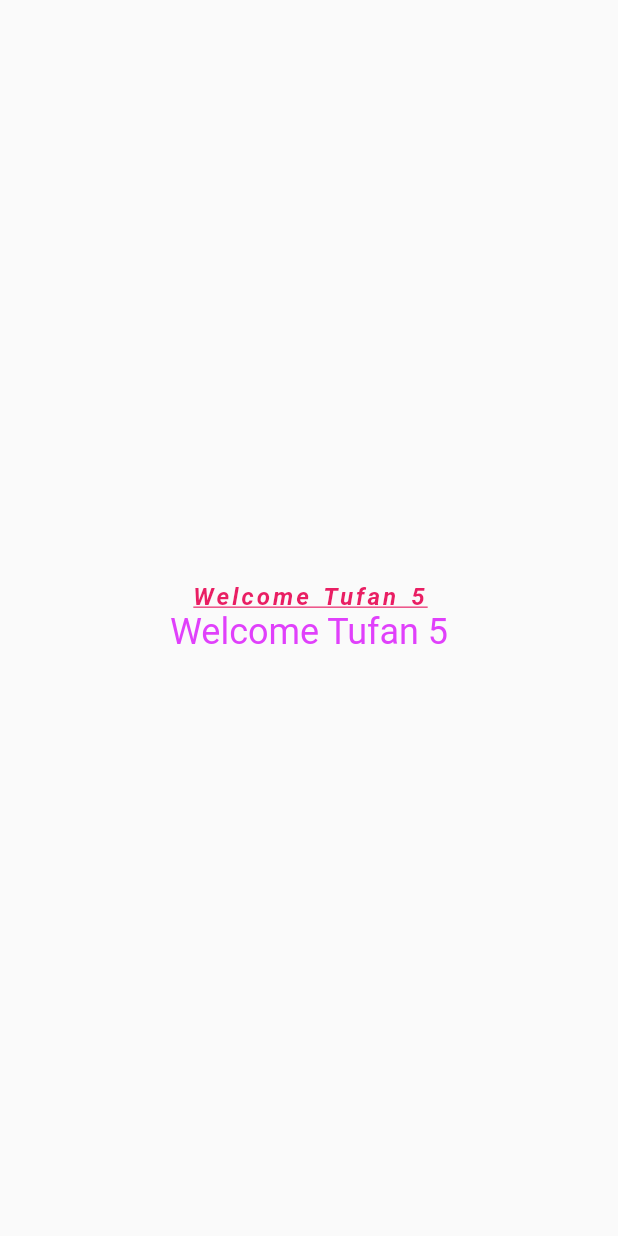
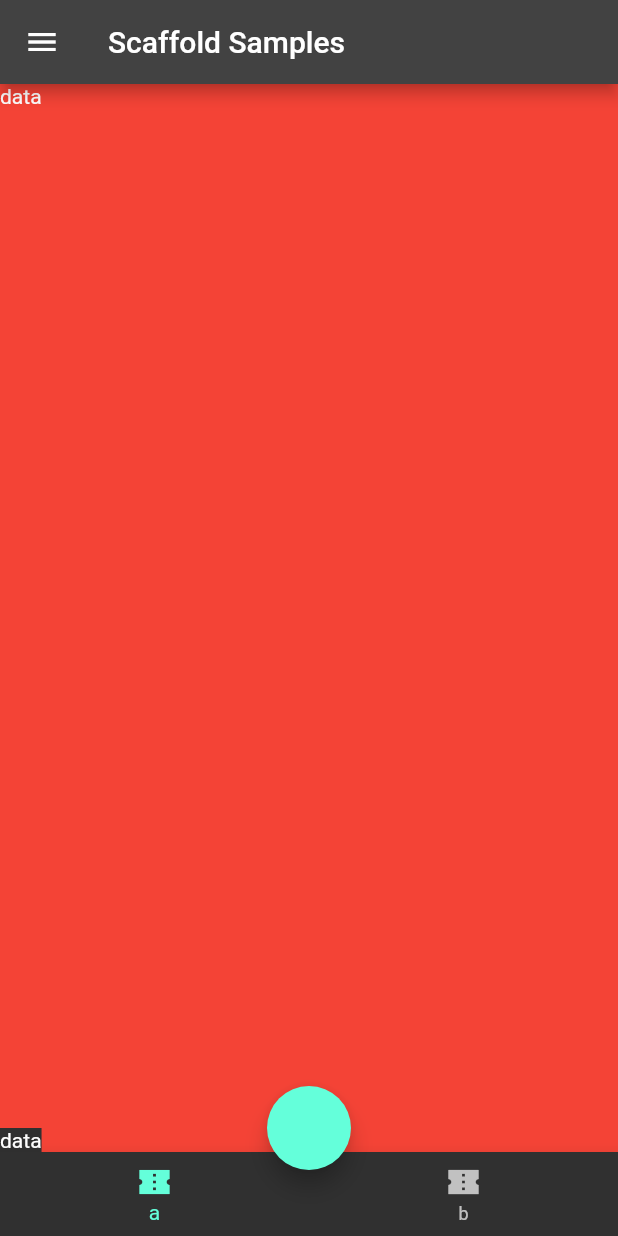
Before and after one commit to tufankoc/flutter_101, a Flutter app: the screen it shows after launch, on a phone screen of 412 x 824 dp. Run offline on Flutter 3.47's test engine with Material 2 defaults, Android fonts, the phone set to English and light mode, and no system bars.

Commit message:
2. video

```diff
--- a/lib/101/scaffold_learn.dart
+++ b/lib/101/scaffold_learn.dart
@@ -0,0 +1,45 @@
+import 'package:flutter/material.dart';
+
+class ScaffoldLernView extends StatelessWidget {
+  const ScaffoldLernView({Key? key}) : super(key: key);
+
+  @override
+  Widget build(BuildContext context) {
+    return Scaffold(
+      appBar: AppBar(
+        title: const Text('Scaffold Samples'),
+      ),
+      backgroundColor: Colors.red,
+      extendBody: true,
+      floatingActionButton: FloatingActionButton(
+        onPressed: () {
+          showBottomSheet(
+              context: context,
+              builder: (context) => Container(
+                    height: 200,
+                  ));
+        },
+      ),
+      floatingActionButtonLocation: FloatingActionButtonLocation.centerDocked,
+      drawer: const Drawer(),
+      bottomSheet: const Text('data'),
+      body: const Text(
+        'data',
+      ),
+      bottomNavigationBar: BottomNavigationBar(
+        items: const [
+          BottomNavigationBarItem(
+              icon: Icon(
+                Icons.confirmation_num_sharp,
+              ),
+              label: 'a'),
+          BottomNavigationBarItem(
+              icon: Icon(
+                Icons.confirmation_num_sharp,
+              ),
+              label: 'b')
+        ],
+      ),
+    );
+  }
+}
--- a/lib/main.dart
+++ b/lib/main.dart
@@ -1,5 +1,5 @@
 import 'package:flutter/material.dart';
-import 'package:flutter_101/101/text_learn_view.dart';
+import 'package:flutter_101/101/scaffold_learn.dart';
 
 void main() {
   runApp(const MyApp());
@@ -14,19 +14,8 @@ class MyApp extends StatelessWidget {
     return MaterialApp(
       title: 'Flutter Demo',
       debugShowCheckedModeBanner: false,
-      theme: ThemeData(
-        // This is the theme of your application.
-        //
-        // Try running your application with "flutter run". You'll see the
-        // application has a blue toolbar. Then, without quitting the app, try
-        // changing the primarySwatch below to Colors.green and then invoke
-        // "hot reload" (press "r" in the console where you ran "flutter run",
-        // or simply save your changes to "hot reload" in a Flutter IDE).
-        // Notice that the counter didn't reset back to zero; the application
-        // is not restarted.
-        primarySwatch: Colors.blue,
-      ),
-      home: TextLearnView(),
+      theme: ThemeData.dark(),
+      home: ScaffoldLernView(),
     );
   }
 }
```
Also changed, not shown: lib/101/container_sized_box_learn.dart (+43 -0 lines).
